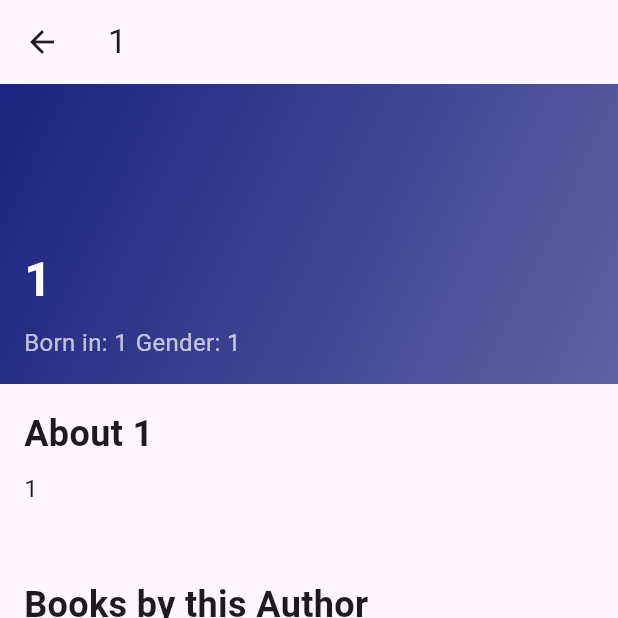
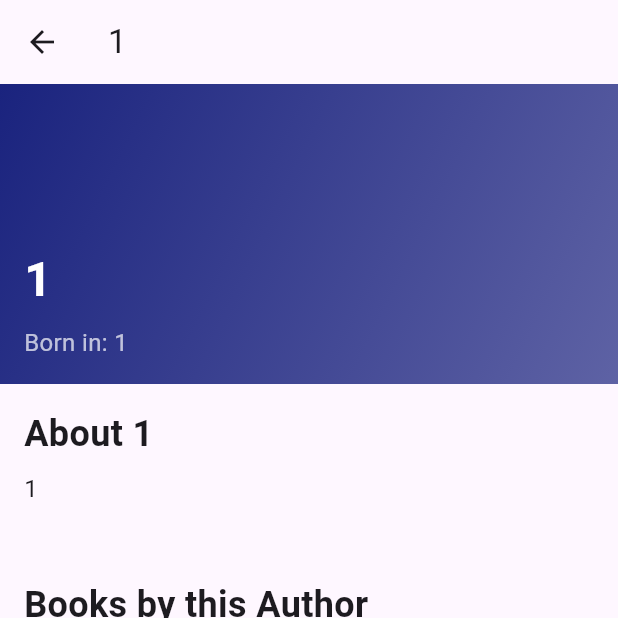
Before and after one commit to WyLr99/librario, a Flutter app: the AuthorPage screen opened by its route, on a phone screen of 412 x 824 dp, the top half of it. Run offline on Flutter 3.47's test engine with Material 3 defaults, Android fonts, the phone set to English and light mode, and no system bars; network calls fail.

Commit message:
removed gender attribute from author

```diff
--- a/lib/modules/auhtor.dart
+++ b/lib/modules/auhtor.dart
@@ -7,10 +7,9 @@ const String AuthorbaseUrl = "http://ibrahimahmad.atwebpages.com/getAuthor.php?q
 class Author{
   final int authorId;
   final String authorName;
-  final String gender;
   final String bornIn;
   final String authorAbout;
-  Author(this.authorId,this.authorName,this.gender,this.bornIn,this.authorAbout);
+  Author(this.authorId,this.authorName,this.bornIn,this.authorAbout);
 
     @override
       String toString(){
@@ -18,7 +17,7 @@ class Author{
     }
 
 }
-Author currentAuthor = Author(1, '1', '1' ,'1', '1');
+Author currentAuthor = Author(1, '1', '1' ,'1');
 Future<void> updateAuthor(bookId) async{
   final url = Uri.parse(AuthorbaseUrl+"$bookId");
   final response = await http.get(url);
@@ -27,7 +26,6 @@ Future<void> updateAuthor(bookId) async{
     var row = result;
       Author a = Author(int.parse(row['id']),
                         row['Full_name'],
-                        row['Gender'],
                         row['Year_of_birth'] ,
                         row['info']);
       currentAuthor = a;
--- a/lib/pages/author.page.dart
+++ b/lib/pages/author.page.dart
@@ -106,13 +106,7 @@ class _AuthorPageState extends State<AuthorPage> {
                   ),
                 ),
                 const SizedBox(width: 5),
-                Text(
-                  'Gender: ${current.gender}',
-                  style: const TextStyle(
-                    color: Colors.white70,
-                    fontSize: 16,
-                  ),
-                ),
+
               ],
             ),
           ],
```
